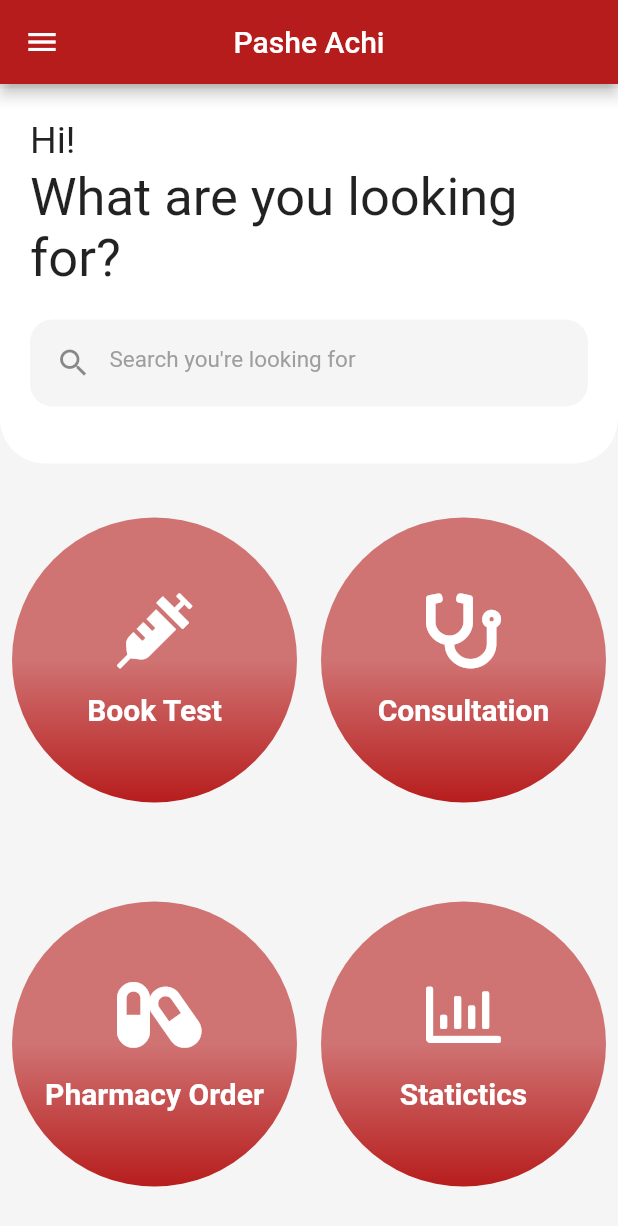
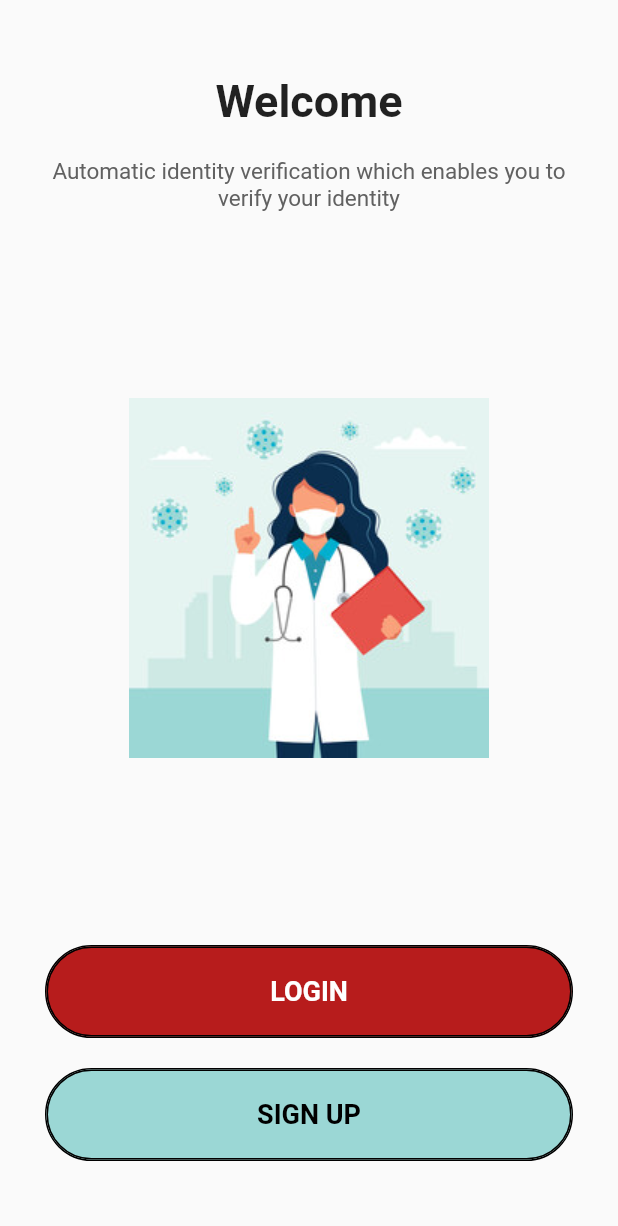
Before and after one commit to Aanchol/Pashe-Achi, a Flutter app: the screen it shows after launch, on a phone screen of 412 x 824 dp. Shown: the top 1226 px of the screen. Run offline on Flutter 3.47's test engine with Material 2 defaults, Android fonts, the light colour scheme and no system bars; our stand-ins replace font_awesome_flutter.

Commit message:
added welcome screen

```diff
--- /dev/null
+++ b/lib/Pages/welcome_screen.dart
@@ -0,0 +1,124 @@
+import 'package:flutter/material.dart';
+
+class WelcomeScreen extends StatelessWidget {
+  const WelcomeScreen({Key? key}) : super(key: key);
+
+  @override
+  Widget build(BuildContext context) {
+    return Scaffold(
+      body: SafeArea(
+        child: Container(
+          width: double.infinity,
+          height: MediaQuery.of(context).size.height,
+          padding: EdgeInsets.symmetric(horizontal: 30, vertical: 50),
+          child: Column(
+            mainAxisAlignment: MainAxisAlignment.spaceBetween,
+            crossAxisAlignment: CrossAxisAlignment.center,
+            children: [
+              Column(
+
+                children: [
+                  Text(
+                    "Welcome",
+                    style: TextStyle(
+                      fontWeight: FontWeight.bold,
+                      fontSize: 30,
+                    ),
+                  ),
+                  SizedBox(
+                    height: 20,
+                  ),
+                  Text(
+                    "Automatic identity verification which enables you to verify your identity",
+                    textAlign: TextAlign.center,
+                    style: TextStyle(
+                      color: Colors.grey[700],
+                      fontSize: 15,
+                    ),
+                  ),
+                ],
+              ),
+              Container(
+                height: MediaQuery.of(context).size.height / 3,
+                decoration: BoxDecoration(
+                  image: DecorationImage(
+                      image: AssetImage('assets/images/doctor.jpg')),
+                ),
+              ),
+              Column(
+                children: [
+                  Container(
+                    decoration: BoxDecoration(
+                        borderRadius: BorderRadius.circular(50),
+                        border: Border(
+                          bottom: BorderSide(color: Colors.black),
+                          top: BorderSide(color: Colors.black),
+                          left: BorderSide(color: Colors.black),
+                          right: BorderSide(color: Colors.black),
+                        )
+                    ),
+                    child: MaterialButton(
+                      minWidth: double.infinity,
+                      height: 60,
+                      onPressed: () {},
+                      color: Colors.red.shade900,
+                      elevation: 0,
+                      shape: RoundedRectangleBorder(
+                        side: BorderSide(
+                          color: Colors.black,
+                        ),
+                        borderRadius: BorderRadius.circular(50),
+                      ),
+                      child: Text(
+                        "LOGIN",
+                        style: TextStyle(
+                          fontWeight: FontWeight.w600,
+                          fontSize: 18,
+                          color: Colors.white,
+                        ),
+                      ),
+                    ),
+                  ),
+                  SizedBox(height: 20,),
+                  Container(
+                    //padding: EdgeInsets.only(top: 3, left: 3),
+                    decoration: BoxDecoration(
+                      borderRadius: BorderRadius.circular(50),
+                      border: Border(
+                        bottom: BorderSide(color: Colors.black),
+                        top: BorderSide(color: Colors.black),
+                        left: BorderSide(color: Colors.black),
+                        right: BorderSide(color: Colors.black),
+                      )
+                    ),
+                    child: MaterialButton(
+                      minWidth: double.infinity,
+                      height: 60,
+                      onPressed: () {},
+                      color: Color(0xFF9bd7d5),
+                      elevation: 0,
+                      shape: RoundedRectangleBorder(
+                        side: BorderSide(
+                          color: Colors.black,
+                        ),
+                        borderRadius: BorderRadius.circular(50),
+                      ),
+                      child: Text(
+                        "SIGN UP",
+                        style: TextStyle(
+                          fontWeight: FontWeight.w600,
+                          fontSize: 18,
+                          color: Colors.black,
+                        ),
+                      ),
+                    ),
+                  )
+                ],
+              )
+            ],
+          ),
+        ),
+      ),
+    );
+  }
+}
--- a/lib/main.dart
+++ b/lib/main.dart
@@ -1,6 +1,7 @@
 import 'package:flutter/material.dart';
 
 import 'Pages/home_page.dart';
+import 'Pages/welcome_screen.dart';
 
 void main() {
   runApp( PasheAchiApp());
@@ -14,7 +15,7 @@ class PasheAchiApp extends StatelessWidget {
       debugShowCheckedModeBanner: false,
 
       theme: ThemeData.light(),
-      home: HomePage(),
+      home: WelcomeScreen(),
     );
   }
 }
```
Also changed, not shown: assets/images/bg1.jpg (deleted), assets/images/doctor.jpg (added).
